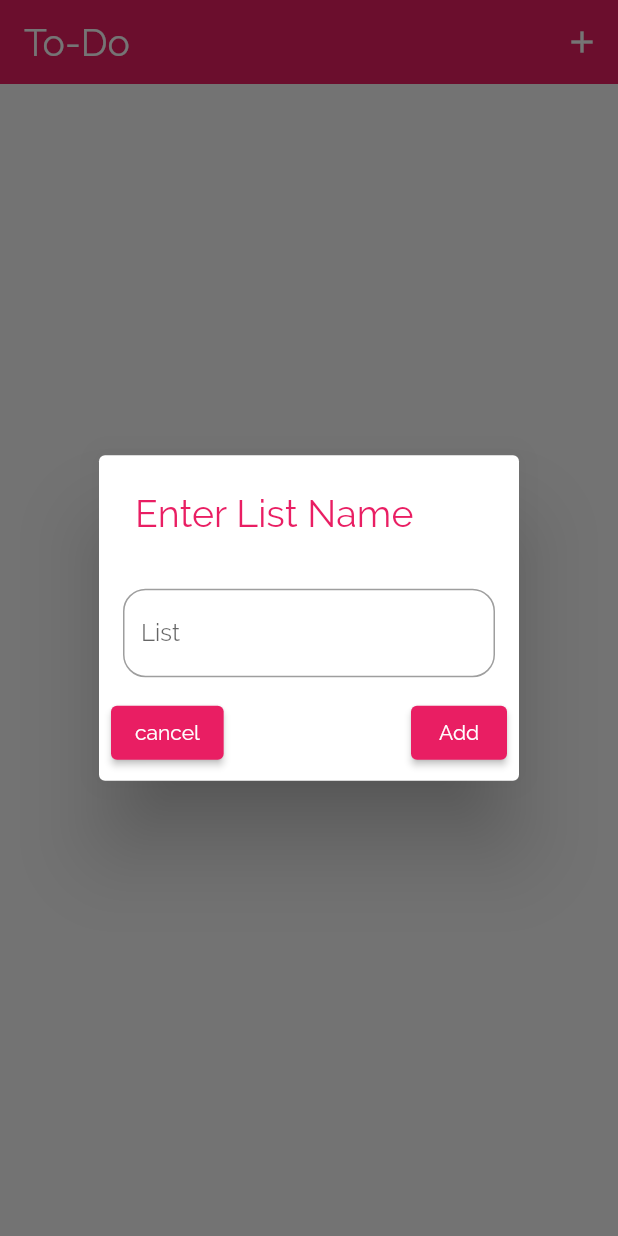
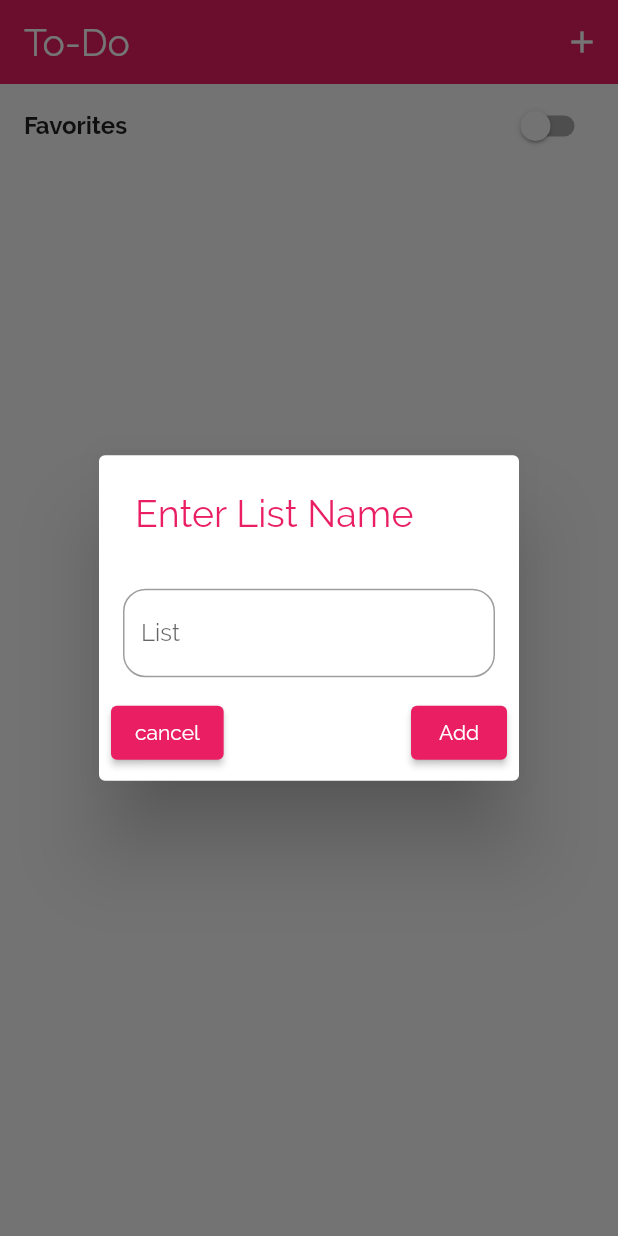
Before and after one commit to Annas-Furquan-Pasha/Updated-To-Do-App, a Flutter app: the screen it shows after launch, after a tap on the "add" icon, on a phone screen of 412 x 824 dp. Run offline on Flutter 3.47's test engine with Material 2 defaults, Android fonts, the phone set to English and light mode, and no system bars; our stand-ins replace sqflite; accounts and stored records are empty.

Commit message:
Added Favorites

```diff
--- a/lib/helper/db_helper.dart
+++ b/lib/helper/db_helper.dart
@@ -17,7 +17,7 @@ class DBHelper {
   static Future<sql.Database> databaseTasks() async {
     final dbpath = await sql.getDatabasesPath();
     return sql.openDatabase(path.join(dbpath, 'tasks.db'), onCreate: (db, version) {
-      return db.execute('CREATE TABLE tasks(id TEXT PRIMARY KEY, lId TEXT, title TEXT, description TEXT, dueDate TEXT, dueTime TEXT)');
+      return db.execute('CREATE TABLE tasks(id TEXT PRIMARY KEY, lId TEXT, title TEXT, description TEXT, dueDate TEXT, dueTime TEXT, favorite INTEGER)');
     },
     version: 1,
     );
@@ -77,6 +77,7 @@ class DBHelper {
       'dueDate': task.dueDate,
       'dueTime': task.dueTime,
       'lId' : lId,
+      'favorite' : task.favorite,
     };
     return db.update(table, finalMap, where: where , whereArgs: whereArgs);
   }
--- a/lib/main.dart
+++ b/lib/main.dart
@@ -12,10 +12,10 @@ void main() => runApp(
   create: (_) => Tasks(),
   child:   MaterialApp(
     debugShowCheckedModeBanner: false,
-    home: const TaskListScreen(),
+    initialRoute : TaskListScreen.routeName,
     theme: ThemeData(
       colorScheme: ColorScheme.fromSwatch(primarySwatch: Colors.pink).copyWith(secondary: Colors.amber),
-      //canvasColor: const Color.fromRGBO(255, 254, 229, 1),
+      // canvasColor: const Color.fromRGBO(255, 254, 229, 1),
       fontFamily: 'Raleway',
       textTheme: const TextTheme(
         displayLarge: TextStyle(fontSize: 20, fontWeight: FontWeight.bold, fontFamily: 'RobotoCondensed'),
--- a/lib/models/task.dart
+++ b/lib/models/task.dart
@@ -5,6 +5,7 @@ class Task {
     final String description;
     final String dueDate;
     final String dueTime;
+    int favorite = 0;
 
     Task({
         required this.lId,
@@ -13,6 +14,7 @@ class Task {
         required this.description,
         required this.dueDate,
         required this.dueTime,
+        this.favorite = 0,
         });
 }
 
--- a/lib/provider/tasks.dart
+++ b/lib/provider/tasks.dart
@@ -5,9 +5,32 @@ import '../helper/db_helper.dart';
 
 class Tasks with ChangeNotifier {
   List<TaskList> _tasks = [];
+  List<Task> _favorites = [];
+
+  bool switchFavorite = false;
 
   List<TaskList> get tasks {
     return [..._tasks];
+  }
+
+  List<Task> get favorites {
+    return [..._favorites];
+  }
+
+  void changeFavoriteStatus(bool val) {
+    switchFavorite = val;
+    notifyListeners();
+  }
+  void toggleFavorite(String lId, String id) {
+    final task = _tasks.firstWhere((element) => element.lId == lId).tasksList!.firstWhere((element) => element.id == id);
+    task.favorite = task.favorite == 0 ? 1 : 0;
+    if(task.favorite == 1) {
+      _favorites.add(task);
+    } else {
+      _favorites.removeWhere((element) => element.id == id);
+    }
+    updateTask(lId, id, task);
+    notifyListeners();
   }
 
   void addTask(String lId, Task task) {
@@ -18,6 +41,7 @@ class Tasks with ChangeNotifier {
       description: task.description,
       dueTime: task.dueTime,
       dueDate: task.dueDate,
+      favorite: task.favorite
     );
     _tasks.firstWhere((element) => element.lId == lId).tasksList!.add(editTask);
     notifyListeners();
@@ -28,6 +52,7 @@ class Tasks with ChangeNotifier {
       'description' : editTask.description,
       'dueDate' : editTask.dueDate,
       'dueTime' : editTask.dueTime,
+      'favorite' : editTask.favorite
     });
   }
 
@@ -51,15 +76,21 @@ class Tasks with ChangeNotifier {
 
   void deleteTask(String lId, String id) {
     final taskList = _tasks.firstWhere((element) => element.lId == lId);
+    final task = taskList.tasksList!.firstWhere((element) => element.id == id);
+    if(task.favorite == 1) {
+      toggleFavorite(lId, id);
+    }
     taskList.tasksList!.removeWhere((element) => element.id == id);
     notifyListeners();
     DBHelper.deleteTask('tasks', where: 'id = ?', whereArgs: [id]);
   }
 
   void deleteList(String lId) {
-    _tasks.removeWhere((element) => element.lId == lId);
+    final taskList = _tasks.firstWhere((element) => element.lId == lId);
+    for(int i=0; i< taskList.tasksList!.length; i++) {
+      deleteTask(taskList.tasksList![i].lId, taskList.tasksList![i].id);
+    }
     notifyListeners();
-    DBHelper.deleteTask('tasks', where: 'lId = ?', whereArgs: [lId]);
     DBHelper.deleteList('tasks_list', where: 'lId = ? ', whereArgs: [lId]);
   }
 
@@ -81,7 +112,7 @@ class Tasks with ChangeNotifier {
   Future<void> fetchAndSetTasks() async {
     final dataList = await DBHelper.getData('tasks_list');
     final dataTask = await DBHelper.getTasksData('tasks');
-    final tasks = dataTask.map((e) => Task(id: e['id'], lId: e['lId'], title: e['title'], description: e['description'], dueDate: e['dueDate'], dueTime: e['dueTime'])).toList();
+    final tasks = dataTask.map((e) => Task(id: e['id'], lId: e['lId'], title: e['title'], description: e['description'], dueDate: e['dueDate'], dueTime: e['dueTime'], favorite: e['favorite'])).toList();
     _tasks = dataList.map((e) {
       final finalList = tasks.where((element) => element.lId == e['lId']).toList();
       return TaskList(e['lId'], e['title'], finalList);
--- a/lib/screens/task_list_screen.dart
+++ b/lib/screens/task_list_screen.dart
@@ -1,10 +1,10 @@
 import 'package:flutter/material.dart';
 import 'package:provider/provider.dart';
 
-import '../widgets/drop_down_button.dart';
+import '../widgets/favorites_widget.dart';
+import '../widgets/task_list_widget.dart';
 import '../models/task.dart';
 import '../provider/tasks.dart';
-import './task_screen.dart';
 
 class TaskListScreen extends StatelessWidget {
   const TaskListScreen({Key? key}) : super(key: key);
@@ -79,41 +79,27 @@ class TaskListScreen extends StatelessWidget {
           IconButton(onPressed: () => alertDialog(context, TaskList('', '')), icon: const Icon(Icons.add)),
         ],
       ),
-      body: FutureBuilder(
-        future: Provider.of<Tasks>(context, listen: false).fetchAndSetTasks(),
-        builder: (ctx, snapshot) => snapshot.connectionState == ConnectionState.waiting
-            ? const Center(child: CircularProgressIndicator(),)
-            : RefreshIndicator(
-          onRefresh: () => Provider.of<Tasks>(context, listen: false).fetchAndSetTasks(),
-              child: Consumer<Tasks>(
-          builder: (ctx, tasksList, ch) => tasksList.tasks.isEmpty
-                ? ch!
-                :ListView.builder(
-              itemCount: tasksList.tasks.length,
-                itemBuilder: (_, index) => Container(
-                  padding: const EdgeInsets.all(8),
-                  margin: const EdgeInsets.only(top: 8, right: 8, left: 8,),
-                  child: Card(
-                    elevation: 5,
-                    child: ListTile(
-                    onTap: () {
-                      Navigator.of(context).pushNamed(TaskScreen.routeName, arguments: tasksList.tasks[index].lId);
-                    },
-                    leading: CircleAvatar(backgroundColor: Theme.of(context).colorScheme.secondary,child: Text(index.toString(),style: Theme.of(context).textTheme.displaySmall,),),
-                    title: Text(tasksList.tasks[index].title, style: Theme.of(context).textTheme.displayLarge,),
-                    trailing: DropDownButtonWidget(tasksList.tasks[index], alertDialog),
-                      ),
-                  ),
-                ),
+      body: Column(
+        children: [
+          ListTile(
+            title: const Text('Favorites', style: TextStyle(fontWeight: FontWeight.bold),),
+            trailing: Switch(
+              value: Provider.of<Tasks>(context).switchFavorite,
+              onChanged: (val)=> Provider.of<Tasks>(context, listen: false).changeFavoriteStatus(val)
+            ),
           ),
-          child: const Center(child:Text('No tasks yet, try to add some')),
-        ),
+          Expanded(
+            child: FutureBuilder(
+              future: Provider.of<Tasks>(context, listen: false).fetchAndSetTasks(),
+              builder: (ctx, snapshot) => snapshot.connectionState == ConnectionState.waiting
+                  ? const Center(child: CircularProgressIndicator(),)
+                  : Provider.of<Tasks>(context, listen: false).switchFavorite
+                  ? const FavoritesWidget()
+                  : TaskListWidget(alertDialog),
             ),
+          ),
+        ],
       ),
-      // floatingActionButton: FloatingActionButton(
-      //   onPressed: () => alertDialog(context, TaskList('', '')),
-      //   child: const Icon(Icons.add,),
-      // ),
     );
   }
 }
--- /dev/null
+++ b/lib/widgets/favorites_widget.dart
@@ -0,0 +1,22 @@
+import 'package:flutter/material.dart';
+import 'package:provider/provider.dart';
+
+import './task_card.dart';
+import '../provider/tasks.dart';
+
+class FavoritesWidget extends StatelessWidget {
+  const FavoritesWidget({Key? key}) : super(key: key);
+
+  @override
+  Widget build(BuildContext context) {
+    return Consumer<Tasks>(
+      builder: (ctx, tasksList, ch) => tasksList.favorites.isEmpty
+          ? ch!
+          : ListView.builder(
+        itemCount: tasksList.favorites.length,
+        itemBuilder: (_, index) => TaskCard(tasksList.favorites[index].lId, tasksList.favorites[index].id, index)
+      ),
+      child: const Center(child:Text('No favorites yet!! Try to add some')),
+    );
+  }
+}
--- /dev/null
+++ b/lib/widgets/task_list_widget.dart
@@ -0,0 +1,41 @@
+import 'package:flutter/material.dart';
+import 'package:provider/provider.dart';
+
+import '../models/task.dart';
+import './drop_down_button.dart';
+import '../provider/tasks.dart';
+import '../screens/task_screen.dart';
+
+class TaskListWidget extends StatelessWidget {
+
+  final void Function(BuildContext c, TaskList t) alertDialog;
+
+  const TaskListWidget( this.alertDialog, {super.key});
+
+  @override
+  Widget build(BuildContext context) {
+    return Consumer<Tasks>(
+      builder: (ctx, tasksList, ch) => tasksList.tasks.isEmpty
+          ? ch!
+          : ListView.builder(
+        itemCount: tasksList.tasks.length,
+        itemBuilder: (_, index) => Container(
+          padding: const EdgeInsets.all(8),
+          margin: const EdgeInsets.only(top: 8, right: 8, left: 8,),
+          child: Card(
+            elevation: 0,
+            child: ListTile(
+              onTap: () {
+                Navigator.of(context).pushNamed(TaskScreen.routeName, arguments: tasksList.tasks[index].lId);
+              },
+              leading: CircleAvatar(backgroundColor: Theme.of(context).colorScheme.secondary,child: Text(index.toString(),style: Theme.of(context).textTheme.displaySmall,),),
+              title: Text(tasksList.tasks[index].title, style: Theme.of(context).textTheme.displayLarge,),
+              trailing: DropDownButtonWidget(tasksList.tasks[index], alertDialog),
+            ),
+          ),
+        ),
+      ),
+      child: const Center(child:Text('No tasks yet, try to add some')),
+    );
+  }
+}
```
Also changed, not shown: lib/widgets/task_card.dart (+7 -1 lines).
